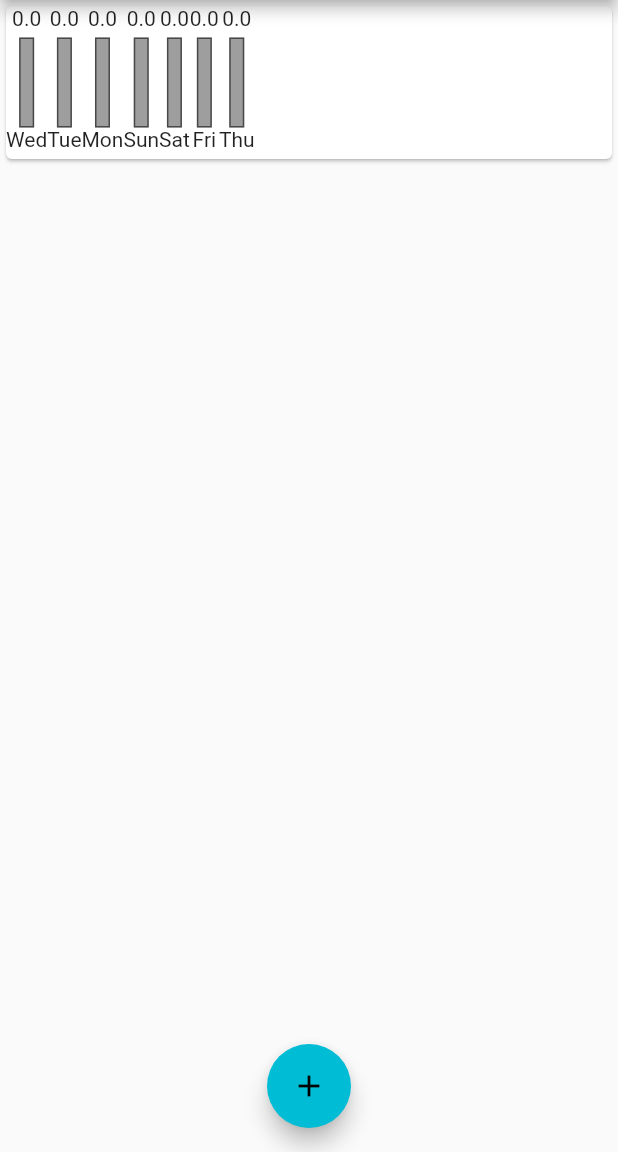
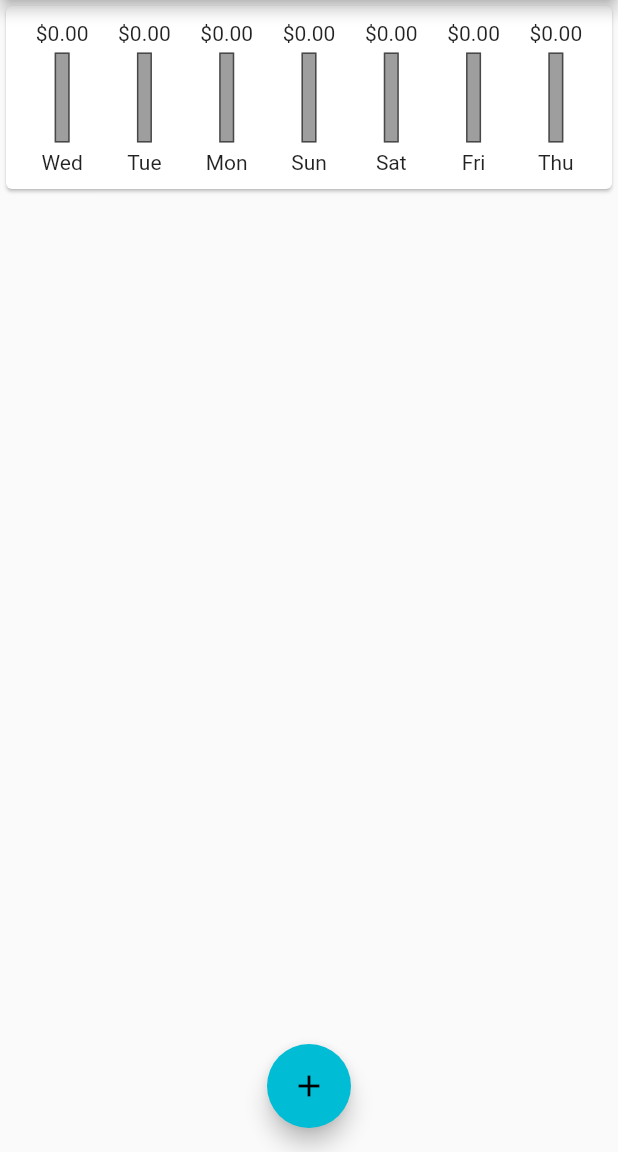
Before and after one commit to KyriakosMilad/expenses_tracker, a Flutter app: the screen it shows after launch, on a phone screen of 412 x 824 dp, the part 84-1236 px from its top. Run offline on Flutter 3.47's test engine with Material 2 defaults, Android fonts, the phone set to English and light mode, and no system bars.

Commit message:
Style chart

```diff
--- a/lib/widgets/chart.dart
+++ b/lib/widgets/chart.dart
@@ -40,12 +40,16 @@ class Chart extends StatelessWidget {
   @override
   Widget build(BuildContext context) {
     return Card(
+        child: Container(
+      padding: EdgeInsets.all(10),
       child: Row(
+        mainAxisAlignment: MainAxisAlignment.spaceEvenly,
         children: [
-          ...transactionsLastWeek
-              .map((t) => ChartBar(day: t['day'].toString(), amount: t['amount'] as double, percentage: getDayPercentage(t['amount'] as double))),
+          ...transactionsLastWeek.map((t) => Flexible(
+              fit: FlexFit.tight,
+              child: ChartBar(day: t['day'].toString(), amount: t['amount'] as double, percentage: getDayPercentage(t['amount'] as double)))),
         ],
       ),
-    );
+    ));
   }
 }
--- a/lib/widgets/chart_bar.dart
+++ b/lib/widgets/chart_bar.dart
@@ -9,10 +9,9 @@ class ChartBar extends StatelessWidget {
 
   @override
   Widget build(BuildContext context) {
-    print(percentage);
     return Column(
       children: [
-        Text(amount.toString()),
+        FittedBox(child: Text('\$${amount.toStringAsFixed(2)}')),
         SizedBox(
           height: 5,
         ),
@@ -33,10 +32,10 @@ class ChartBar extends StatelessWidget {
             ],
           ),
         ),
-        Text(day),
         SizedBox(
           height: 5,
         ),
+        Text(day),
       ],
     );
   }
```
